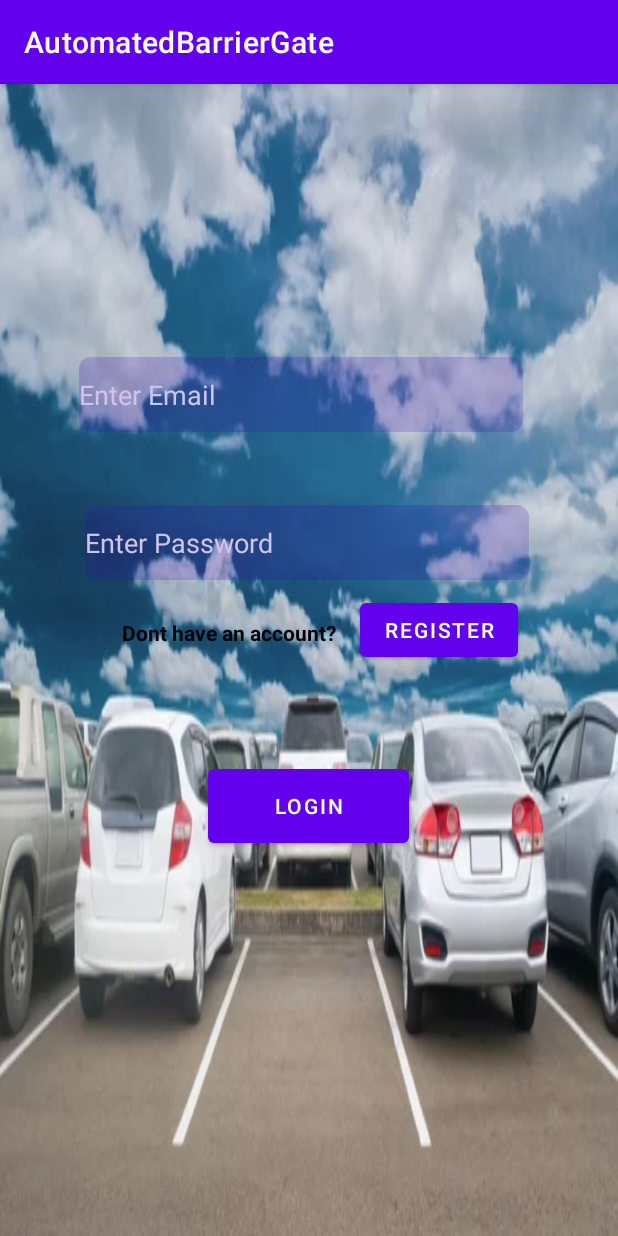
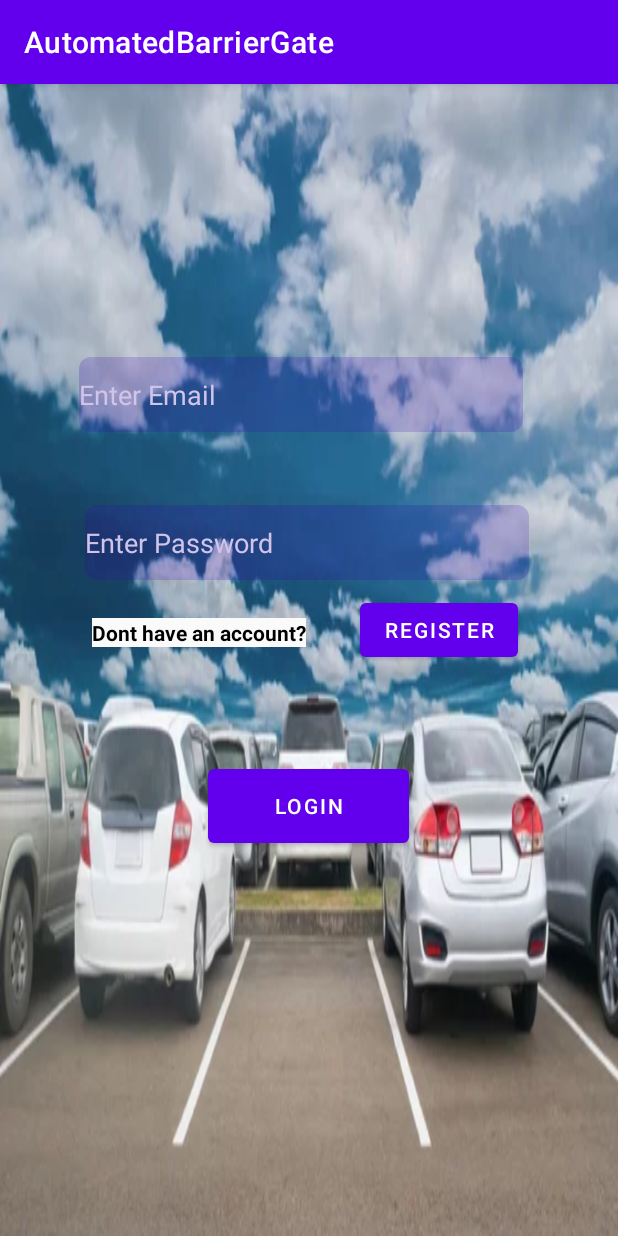
Before and after one commit to RichardPancham/AutomatedBarrierGate, an Android app: the screen it shows after launch (LoginActivity), on a phone screen of 412 x 824 dp. Run offline under Robolectric (Android 15) with nearby library versions, the light colour scheme and no system bars; our stand-ins replace Firebase (no records; nobody signed in at launch, a user with empty details on screens opened directly).

Commit message:
commit test

```diff
--- a/AutoBarrierGate/src/main/res/layout/activity_login.xml
+++ b/AutoBarrierGate/src/main/res/layout/activity_login.xml
@@ -77,7 +77,8 @@
         android:layout_width="wrap_content"
         android:layout_height="wrap_content"
         android:layout_marginTop="356dp"
-        android:layout_marginEnd="188dp"
+        android:layout_marginEnd="208dp"
+        android:background="#FAFAFA"
         android:text="Dont have an account?"
         android:textColor="#000000"
         android:textStyle="bold"
```
Also changed, not shown: 1 other file.
